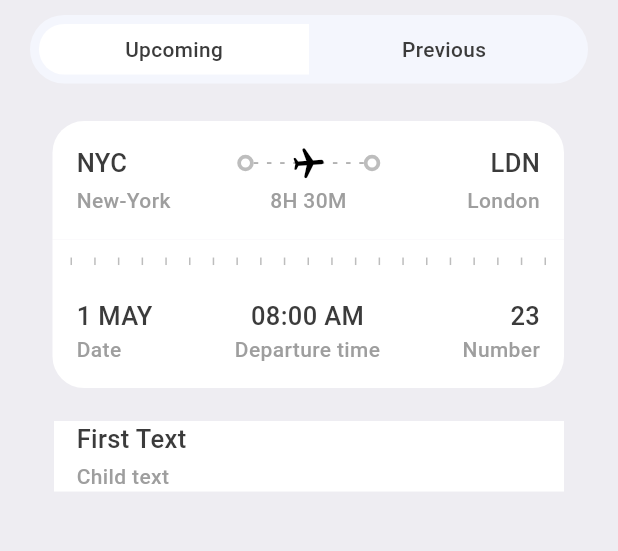
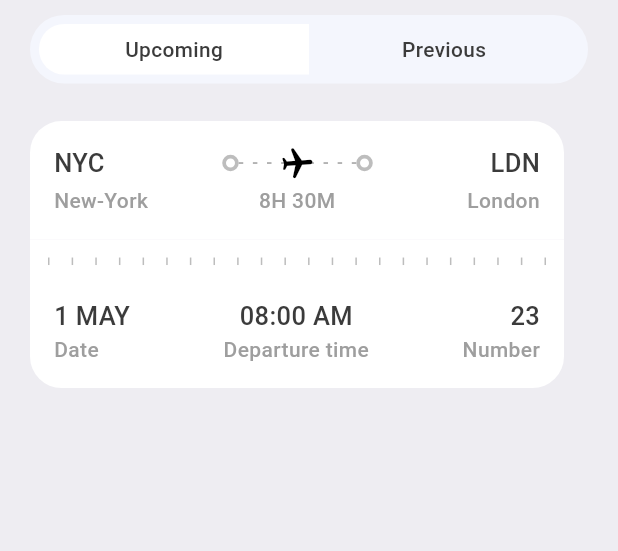
Before and after one commit to HumbleGh/tickets_app, a Flutter app: the TicketScreen screen opened directly, on a phone screen of 412 x 824 dp, the part 165-716 px from its top. Run offline on Flutter 3.47's test engine with Material 2 defaults, Android fonts, the phone set to English and light mode, and no system bars; our stand-ins replace fluentui_system_icons, gap, get.

Commit message:
minor updates

```diff
--- a/lib/screens/tickets_screen.dart
+++ b/lib/screens/tickets_screen.dart
@@ -1,7 +1,7 @@
 import 'package:flutter/material.dart';
 import 'package:gap/gap.dart';
-import 'package:tickets_app/screens/tickets_view.dart';
 import 'package:tickets_app/utils/app_info_list.dart';
+import 'package:tickets_app/widgets/ticket_widget.dart';
 import '../utils/app_layout.dart';
 import '../utils/app_style.dart';
 import '../widgets/tickets_tabs.dart';
@@ -16,8 +16,6 @@ class TicketScreen extends StatefulWidget {
 class _TicketScreenState extends State<TicketScreen> {
   @override
   Widget build(BuildContext context) {
-    // ignore: unused_local_variable
-    final size = AppLayout.getSize(context);
     return Scaffold(
         backgroundColor: Styles.bgColor,
         body: Stack(
@@ -37,37 +35,7 @@ class _TicketScreenState extends State<TicketScreen> {
                   const AppTicketTabs(
                       firstText: 'Upcoming', secondText: 'Previous'),
                   Gap(AppLayout.getHeight(25)),
-                  Container(
-                    padding: EdgeInsets.only(left: AppLayout.getHeight(15)),
-                    child: TicketView(
-                      ticket: ticketList[0],
-                      isColor: true,
-                    ),
-                  ),
-                  Container(
-                    margin: EdgeInsets.fromLTRB(16, 0, 16, 0),
-                    padding: EdgeInsets.symmetric(
-                        horizontal: AppLayout.getHeight(15)),
-                    color: Colors.white,
-                    child: Row(
-                      children: [
-                        Column(
-                          crossAxisAlignment: CrossAxisAlignment.start,
-                          children: [
-                            Text(
-                              'First Text',
-                              style: Styles.headLineStyle3,
-                            ),
-                            Gap(AppLayout.getHeight(3)),
-                            Text(
-                              'Child text',
-                              style: Styles.headLineStyle4,
-                            )
-                          ],
-                        )
-                      ],
-                    ),
-                  )
+                  TicketMain(isColor: true, ticket: ticketList[0])
                 ]),
           ],
         ));
--- a/lib/screens/tickets_view.dart
+++ b/lib/widgets/ticket_widget.dart
@@ -1,13 +1,14 @@
 import 'package:flutter/material.dart';
+import 'package:tickets_app/widgets/thick_container.dart';
 import 'package:gap/gap.dart';
-import 'package:tickets_app/utils/app_layout.dart';
+import '../utils/app_layout.dart';
 import 'package:tickets_app/utils/app_style.dart';
-import 'package:tickets_app/widgets/thick_container.dart';
 
-class TicketView extends StatelessWidget {
+class TicketMain extends StatelessWidget {
+  final Map<String, dynamic> ticket;
+
   final bool? isColor;
-  final Map<String, dynamic> ticket;
-  const TicketView({super.key, required this.ticket, this.isColor});
+  const TicketMain({super.key, required this.isColor, required this.ticket});
 
   @override
   Widget build(BuildContext context) {
@@ -15,7 +16,7 @@ class TicketView extends StatelessWidget {
 
     return SizedBox(
       width: size.width * 0.85,
-      height: AppLayout.getHeight(200),
+      height: AppLayout.getHeight(180),
       child: Container(
         margin: EdgeInsets.only(right: AppLayout.getHeight(16)),
         child: Column(
```
